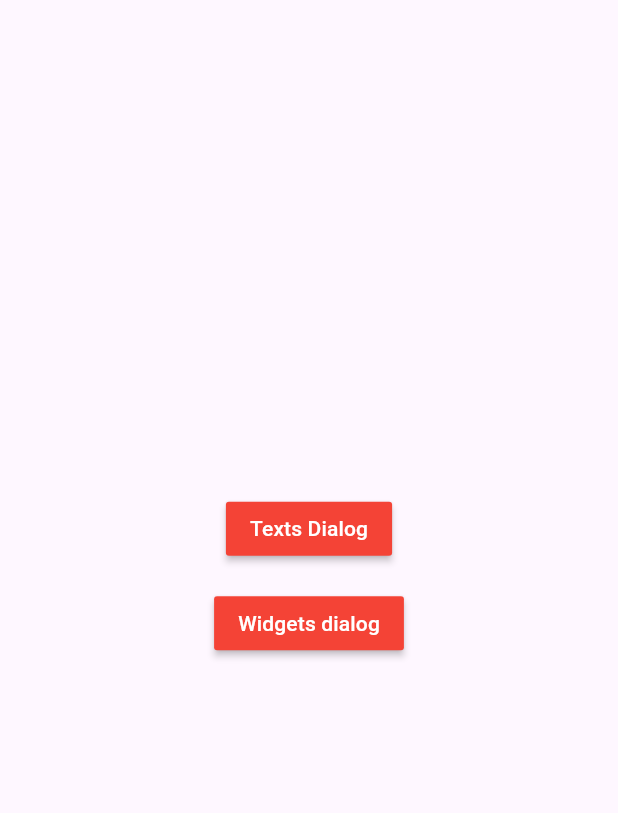
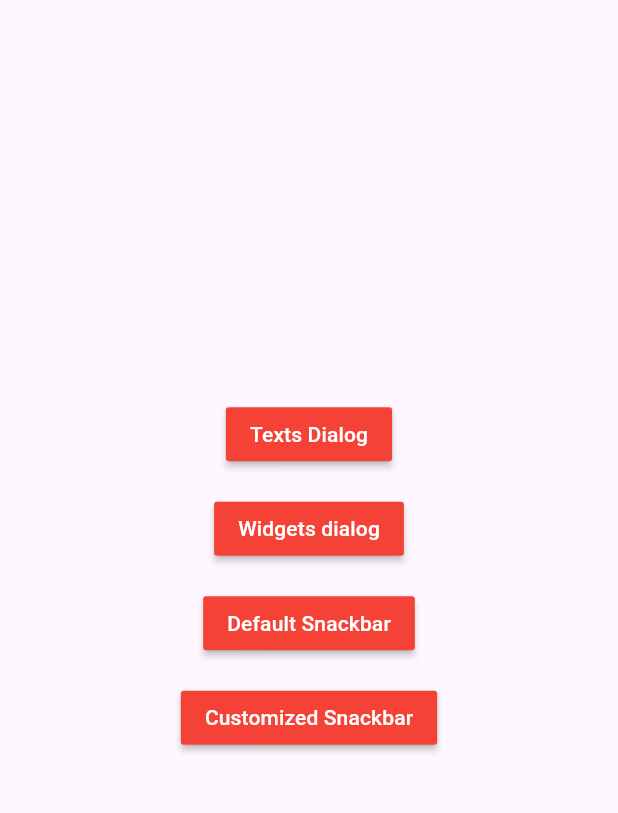
Before and after one commit to SolimanIslam/getx_dialog_App, a Flutter app: the screen it shows after launch, on a phone screen of 412 x 824 dp, the part 84-897 px from its top. Run offline on Flutter 3.47's test engine with Material 3 defaults, Android fonts, the phone set to English and light mode, and no system bars; our stand-ins replace get.

Commit message:
Add snackbar

```diff
--- a/lib/main.dart
+++ b/lib/main.dart
@@ -103,6 +103,29 @@ class MyApp extends StatelessWidget {
                       ));
                 },
                 child: const Text("Widgets dialog")),
+            const SizedBox(
+              height: 15,
+            ),
+            MaterialButton(
+                color: Colors.red,
+                textColor: Colors.white,
+                onPressed: () {
+                  Get.snackbar("default Title", "Default Message");
+                },
+                child: const Text("Default Snackbar")),
+            const SizedBox(
+              height: 15,
+            ),
+            MaterialButton(
+                color: Colors.red,
+                textColor: Colors.white,
+                onPressed: () {
+                  Get.snackbar("default Title", "Default Message",
+                      duration: Duration(seconds: 5),
+                      titleText: Text("SnackBar Title"),
+                      messageText: Text("SnackBar Message"));
+                },
+                child: const Text("Customized Snackbar")),
           ],
         ),
       ),
```
Also changed, not shown: 1 other file.
